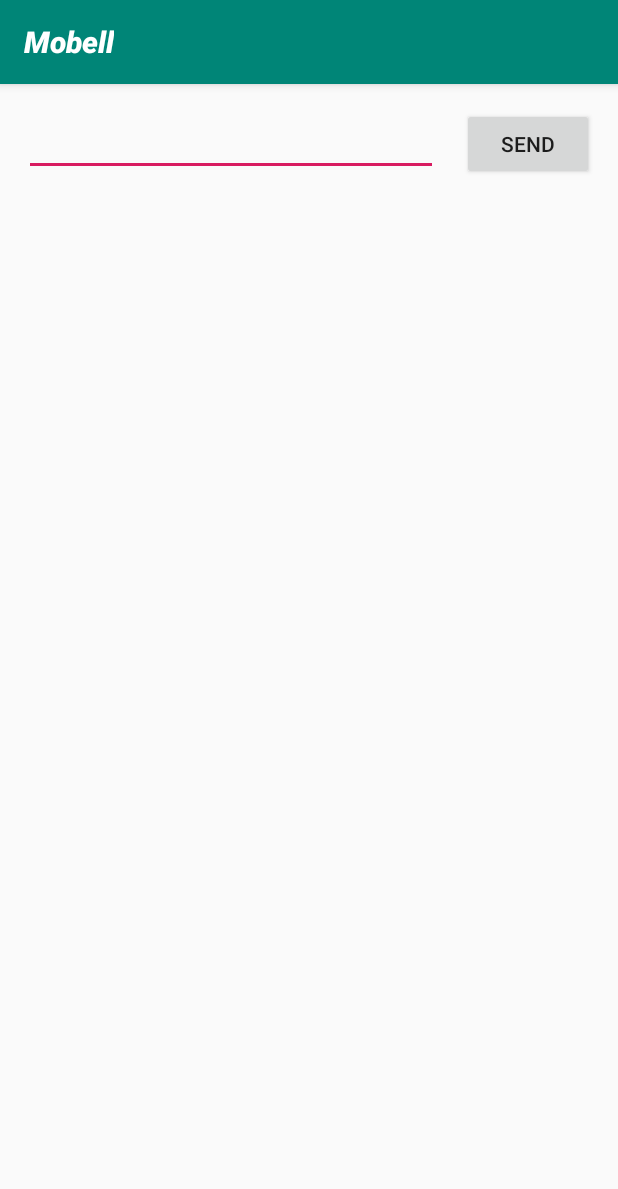
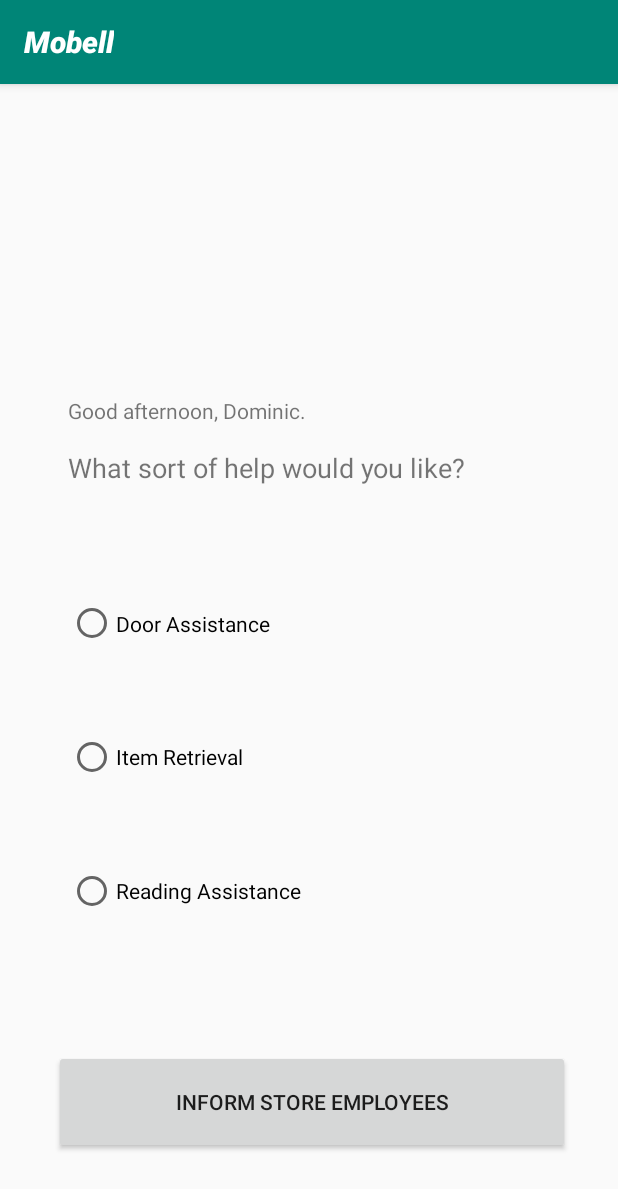
Before and after one commit to StevenTaruc/mobell, an Android app: the screen it shows after launch (MainActivity), on a phone screen of 412 x 824 dp. Shown: the top 1189 px of the screen. Run offline under Robolectric (Android 15) with nearby library versions, the phone set to English and light mode, and no system bars; 2 statements that could not run were skipped.

Commit message:
fixed front page

```diff
--- a/mobell/app/src/main/res/layout/activity_main.xml
+++ b/mobell/app/src/main/res/layout/activity_main.xml
@@ -6,32 +6,67 @@
     android:layout_height="match_parent"
     tools:context=".MainActivity">
 
-    <EditText
-        android:id="@+id/editText"
-        android:layout_width="0dp"
-        android:layout_height="wrap_content"
-        android:layout_marginStart="16dp"
-        android:layout_marginTop="16dp"
-        android:ems="10"
-        android:inputType="textPersonName"
-        app:layout_constraintEnd_toStartOf="@+id/button"
-        app:layout_constraintHorizontal_bias="0.5"
-        app:layout_constraintHorizontal_chainStyle="packed"
+    <TextView
+        android:id="@+id/textView4"
+        android:layout_width="275dp"
+        android:layout_height="39dp"
+        android:layout_marginStart="45dp"
+        android:layout_marginTop="243dp"
+        android:text="What sort of help would you like?"
+        android:textSize="18dp"
+        app:layout_constraintStart_toStartOf="parent"
+        app:layout_constraintTop_toTopOf="parent" />
+
+    <TextView
+        android:id="@+id/textView"
+        android:layout_width="230dp"
+        android:layout_height="18dp"
+        android:layout_marginStart="45dp"
+        android:layout_marginTop="208dp"
+        android:text="Good afternoon, Dominic."
         app:layout_constraintStart_toStartOf="parent"
         app:layout_constraintTop_toTopOf="parent" />
 
     <Button
         android:id="@+id/button"
-        android:layout_width="wrap_content"
-        android:layout_height="wrap_content"
-        android:layout_marginStart="16dp"
-        android:layout_marginTop="16dp"
-        android:layout_marginEnd="16dp"
+        android:layout_width="344dp"
+        android:layout_height="69dp"
+        android:layout_marginTop="644dp"
+        android:layout_marginEnd="32dp"
         android:onClick="sendMessage"
-        android:text="Send"
+        android:text="Inform Store Employees"
         app:layout_constraintEnd_toEndOf="parent"
-        app:layout_constraintHorizontal_bias="0.5"
-        app:layout_constraintStart_toEndOf="@+id/editText"
         app:layout_constraintTop_toTopOf="parent" />
 
+    <RadioGroup
+        android:layout_width="320dp"
+        android:layout_height="267dp"
+        android:layout_marginStart="45dp"
+        android:layout_marginTop="315dp"
+        app:layout_constraintStart_toStartOf="parent"
+        app:layout_constraintTop_toTopOf="parent">
+
+        <RadioButton
+            android:id="@+id/radioButton6"
+            android:layout_width="match_parent"
+            android:layout_height="wrap_content"
+            android:layout_weight="1"
+            android:text="Door Assistance" />
+
+        <RadioButton
+            android:id="@+id/radioButton5"
+            android:layout_width="match_parent"
+            android:layout_height="wrap_content"
+            android:layout_weight="1"
+            android:text="Item Retrieval" />
+
+        <RadioButton
+            android:id="@+id/radioButton4"
+            android:layout_width="match_parent"
+            android:layout_height="wrap_content"
+            android:layout_weight="1"
+            android:text="Reading Assistance" />
+
+    </RadioGroup>
+
 </android.support.constraint.ConstraintLayout>
```
